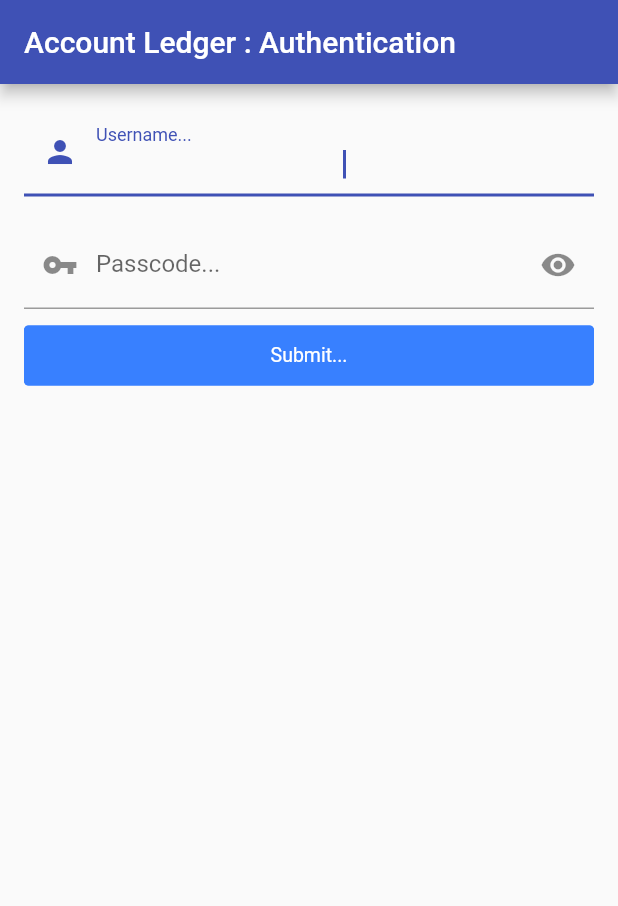
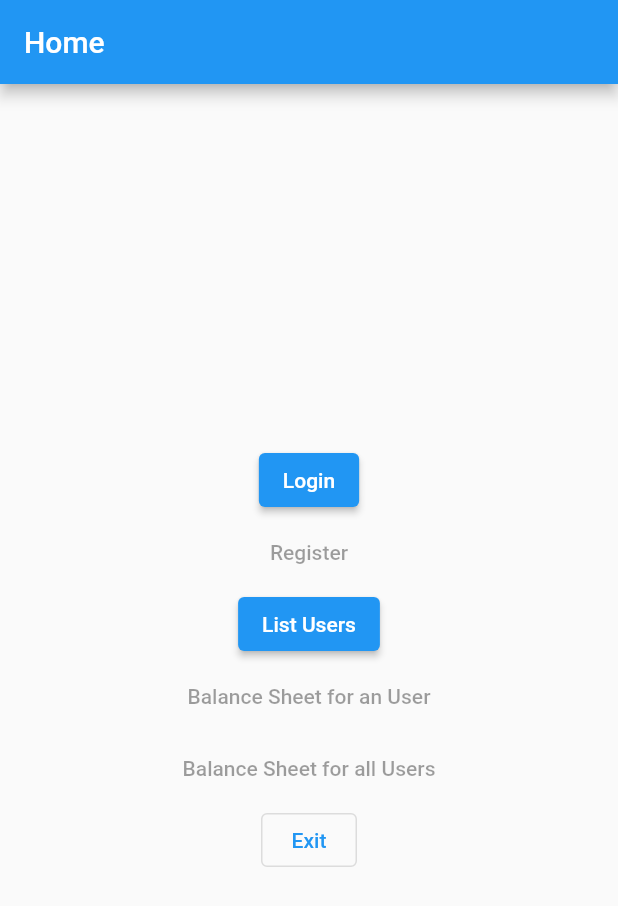
Before and after one commit to Baneeishaque/account_ledger_flutter, a Flutter app: the screen it shows after launch, on a phone screen of 412 x 824 dp. Shown: the top 906 px of the screen. Run offline on Flutter 3.47's test engine with Material 2 defaults, Android fonts, the phone set to English and light mode, and no system bars; drawn by our look-alikes of getwidget; our stand-ins replace universal_io, universal_platform; missing offline and left inert: gradient_input_border, minimize_app, window_size.

Commit message:
Modern : Home

```diff
--- /dev/null
+++ b/lib/account_ledger_material_app.dart
@@ -0,0 +1,20 @@
+import 'package:flutter/material.dart';
+
+import 'application_specification.dart';
+import 'views/home_page.dart';
+
+class AccountLedgerMaterialApp extends StatelessWidget {
+  const AccountLedgerMaterialApp({super.key});
+
+  @override
+  Widget build(BuildContext context) {
+    return MaterialApp(
+      title: ApplicationSpecification.applicationName,
+      theme: ThemeData(
+        primarySwatch: Colors.blue,
+        // useMaterial3: true
+      ),
+      home: const HomePage(),
+    );
+  }
+}
--- /dev/null
+++ b/lib/application_specification.dart
@@ -0,0 +1,3 @@
+class ApplicationSpecification{
+  static const applicationName = 'Account Ledger';
+}
--- /dev/null
+++ b/lib/utils/app_utils.dart
@@ -0,0 +1,17 @@
+import 'package:flutter/services.dart';
+import 'package:minimize_app/minimize_app.dart';
+import 'package:universal_io/io.dart';
+import 'package:universal_platform/universal_platform.dart';
+
+class AppUtils {
+  static void closeApp() {
+    if (UniversalPlatform.isAndroid) {
+      SystemChannels.platform.invokeMethod('SystemNavigator.pop');
+    } else if (UniversalPlatform.isIOS) {
+      MinimizeApp.minimizeApp();
+    } else {
+      // Desktop & Others
+      exit(0);
+    }
+  }
+}
--- /dev/null
+++ b/lib/views/home_page.dart
@@ -0,0 +1,44 @@
+import 'package:flutter/material.dart';
+import 'package:universal_platform/universal_platform.dart';
+
+import '../utils/app_utils.dart';
+
+class HomePage extends StatefulWidget {
+  const HomePage({super.key});
+
+  @override
+  State<HomePage> createState() => _HomePageState();
+}
+
+class _HomePageState extends State<HomePage> {
+  @override
+  Widget build(BuildContext context) {
+    return Scaffold(
+      appBar: AppBar(
+        title: const Text('Home'),
+      ),
+      body: Center(
+        child: Column(
+          mainAxisAlignment: MainAxisAlignment.center,
+          mainAxisSize: MainAxisSize.min,
+          children: <Widget>[
+            ElevatedButton(onPressed: () {}, child: const Text('Login')),
+            const TextButton(onPressed: null, child: Text('Register')),
+            ElevatedButton(onPressed: () {}, child: const Text('List Users')),
+            const TextButton(
+                onPressed: null, child: Text('Balance Sheet for an User')),
+            const TextButton(
+                onPressed: null, child: Text('Balance Sheet for all Users')),
+            (!UniversalPlatform.isWeb)
+                ? OutlinedButton(
+                    onPressed: () {
+                      AppUtils.closeApp();
+                    },
+                    child: const Text('Exit'))
+                : Container(),
+          ],
+        ),
+      ),
+    );
+  }
+}
```
Also changed, not shown: lib/main.dart (+9 -2 lines), pubspec.yaml (+11 -0 lines), pubspec.lock, 5 other files.
